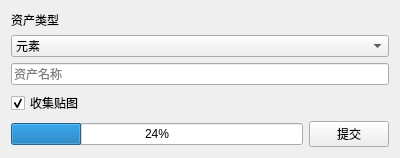
First picture: the form in source/cplusplus/project/RemakeAssetui/widget.ui, repository hehuapoka/qntools, before the edit.
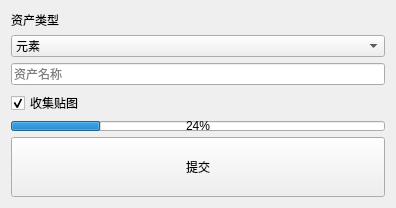
Second picture: the form after the edit.

Patch:
```diff
--- a/source/cplusplus/project/RemakeAssetui/widget.ui
+++ b/source/cplusplus/project/RemakeAssetui/widget.ui
@@ -6,8 +6,8 @@
    <rect>
     <x>0</x>
     <y>0</y>
-    <width>400</width>
-    <height>150</height>
+    <width>396</width>
+    <height>195</height>
    </rect>
   </property>
   <property name="sizePolicy">
@@ -97,34 +97,42 @@
     </widget>
    </item>
    <item>
-    <layout class="QHBoxLayout" name="horizontalLayout">
-     <item>
       <widget class="QProgressBar" name="progressBar">
+     <property name="sizePolicy">
+      <sizepolicy hsizetype="Expanding" vsizetype="Maximum">
+       <horstretch>0</horstretch>
+       <verstretch>0</verstretch>
+      </sizepolicy>
+     </property>
+     <property name="maximumSize">
+      <size>
+       <width>16777215</width>
+       <height>10</height>
+      </size>
+     </property>
        <property name="value">
         <number>24</number>
        </property>
-       <property name="orientation">
-        <enum>Qt::Horizontal</enum>
-       </property>
-       <property name="invertedAppearance">
-        <bool>false</bool>
-       </property>
-       <property name="textDirection">
-        <enum>QProgressBar::TopToBottom</enum>
-       </property>
-       <property name="format">
-        <string>%p%</string>
-       </property>
       </widget>
      </item>
      <item>
       <widget class="QPushButton" name="pushButton">
+     <property name="sizePolicy">
+      <sizepolicy hsizetype="Minimum" vsizetype="Fixed">
+       <horstretch>0</horstretch>
+       <verstretch>0</verstretch>
+      </sizepolicy>
+     </property>
+     <property name="styleSheet">
+      <string notr="true">padding:20px;</string>
+     </property>
        <property name="text">
         <string>提交</string>
        </property>
-      </widget>
-     </item>
-    </layout>
+     <property name="flat">
+      <bool>false</bool>
+     </property>
+    </widget>
    </item>
    <item>
     <spacer name="verticalSpacer_2">
```
Lines whose indentation alone changed are shown as unchanged.
